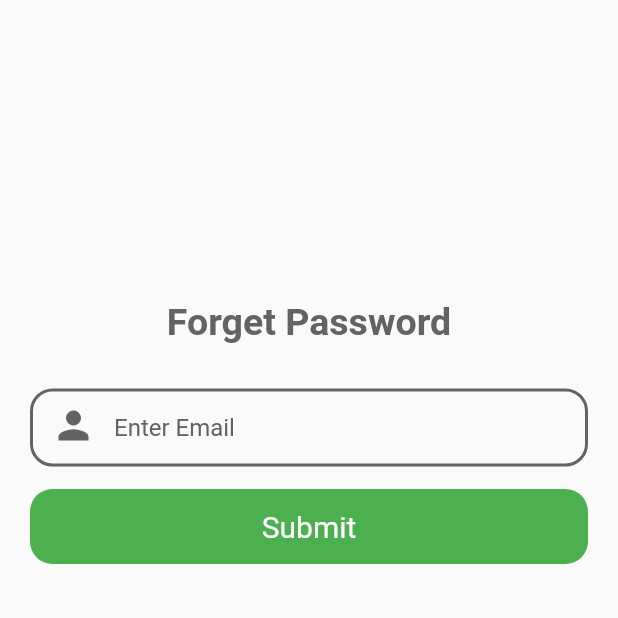
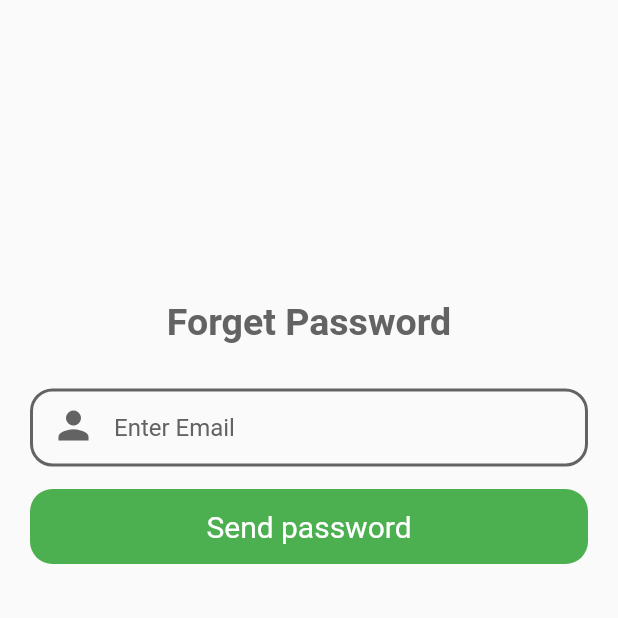
Before and after one commit to muhammadrashid123/Rice_Application, a Flutter app: the ForgetPasswordScreen screen opened directly, on a phone screen of 412 x 824 dp, the top half of it. Run offline on Flutter 3.47's test engine with Material 2 defaults, Android fonts, the phone set to English and light mode, and no system bars; our stand-ins replace fluttertoast, toast; network calls fail.

Commit message:
Send password button
display a toast on clicking send password button

```diff
--- a/lib/screens/forget_password.dart
+++ b/lib/screens/forget_password.dart
@@ -2,8 +2,8 @@ import 'package:flutter/material.dart';
 import 'package:rice/screens/home_page.dart';
 import 'package:rice/screens/sign_up.dart';
 import 'package:rice/widgets/set.dart';
-
-import 'package:fluttertoast/fluttertoast.dart';
+import 'package:toast/toast.dart';
+//import 'package:fluttertoast/fluttertoast.dart';
 import 'package:flutter/gestures.dart';
 
 class ForgetPasswordScreen extends StatefulWidget {
@@ -14,6 +14,7 @@ class ForgetPasswordScreen extends StatefulWidget {
 }
 
 class _ForgetPasswordScreenState extends State<ForgetPasswordScreen> {
+
   final _formkey = GlobalKey<FormState>();
   @override
   Widget build(BuildContext context) {
@@ -87,7 +88,7 @@ class _ForgetPasswordScreenState extends State<ForgetPasswordScreen> {
                                 child: InkWell(
                                     onTap: () {
                                       if (_formkey.currentState.validate()) {
-                                        Navigator.pop(context);
+                                        Toast.show('Password sent to your email',context);
                                       }
                                     },
                                     child: new Container(
@@ -95,7 +96,7 @@ class _ForgetPasswordScreenState extends State<ForgetPasswordScreen> {
                                       width: double.infinity,
                                       alignment: Alignment.center,
                                       child: Text(
-                                        "Submit",
+                                        "Send password",
                                         style: TextStyle(
                                             color: Colors.white, fontSize: 20),
                                       ),
--- a/pubspec.yaml
+++ b/pubspec.yaml
@@ -23,6 +23,7 @@ environment:
 dependencies:
   flutter:
     sdk: flutter
+  toast: ^0.1.5
 
 
   # The following adds the Cupertino Icons font to your application.
```
Also changed, not shown: pubspec.lock.
